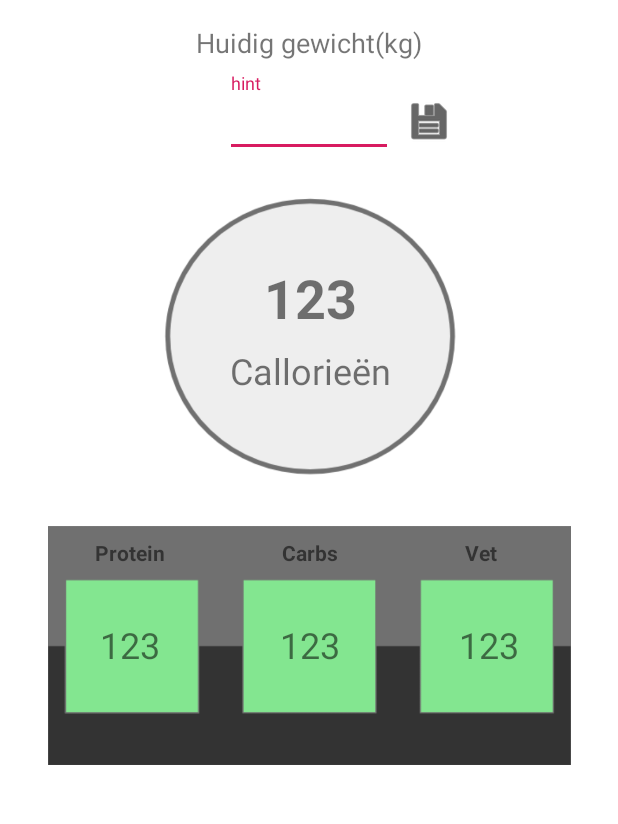
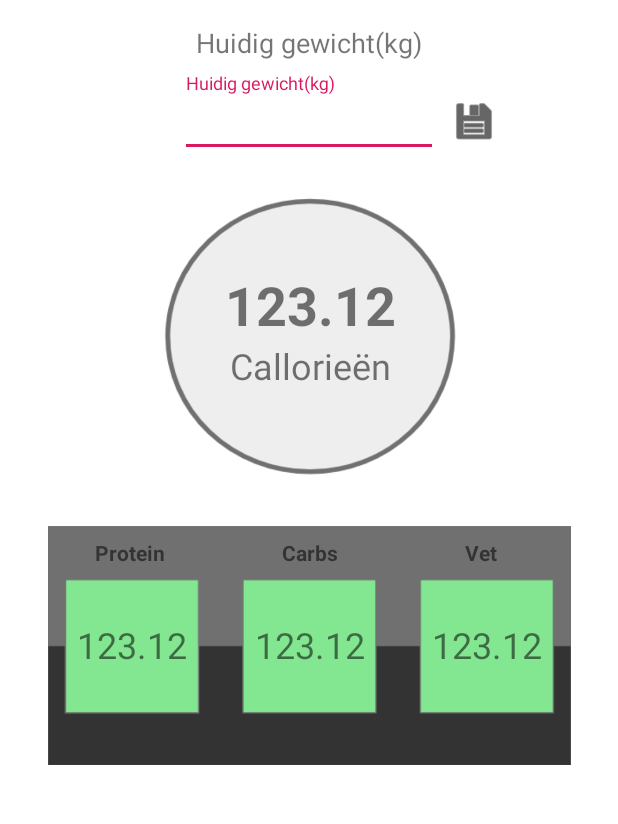
Before and after one commit to michaelfontijn/Android-FinalAssignment, an Android app: the HomeActivity screen opened directly, with no data from a screen before it, on a phone screen of 412 x 824 dp, the part 383-1207 px from its top. Run offline under Robolectric (Android 15) with nearby library versions, the phone set to English and light mode, and no system bars; our stand-ins replace Room's generated code; 10 statements that could not run were skipped.

Commit message:
Calcultions and home activity are done

```diff
--- a/app/src/main/java/com/example/macrobuddy/HomeActivity.kt
+++ b/app/src/main/java/com/example/macrobuddy/HomeActivity.kt
@@ -6,9 +6,12 @@ import android.os.Bundle
 import android.widget.Toast
 import androidx.lifecycle.Observer
 import androidx.lifecycle.ViewModelProviders
+import com.example.macrobuddy.Managers.CalculationManager
+import com.example.macrobuddy.Models.CalculationResult
 import com.example.macrobuddy.Models.UserInformation
 import com.example.macrobuddy.ViewModels.ConfigurationActivityViewModel
 import com.example.macrobuddy.ViewModels.HomeAcitivityViewModel
+import kotlinx.android.synthetic.main.activity_home.*
 
 class HomeActivity : AppCompatActivity() {
 
@@ -17,6 +20,9 @@ class HomeActivity : AppCompatActivity() {
     override fun onCreate(savedInstanceState: Bundle?) {
         super.onCreate(savedInstanceState)
         setContentView(R.layout.activity_home)
+
+        initView()
+        initViewModel()
     }
 
 
@@ -32,7 +38,14 @@ class HomeActivity : AppCompatActivity() {
         viewModel = ViewModelProviders.of(this).get(HomeAcitivityViewModel::class.java)
 
         viewModel.userInformation.observe(this, androidx.lifecycle.Observer { obj ->
-            soms(obj)
+            txtCurrentWeigth.setText(obj.currentWeight.toString())
+
+            //perform the calculation and show the results
+            var calculationResult = CalculationManager.performCalculation(obj)
+            tvCallories.text = calculationResult.calories.toString()
+            tvProtein.text = calculationResult.protein.toString()
+            tvCarbs.text =  calculationResult.carbs.toString()
+            tvVats.text = calculationResult.vats.toString()
         })
 
         //if an error is thrown in the view model show it to the user
--- a/app/src/main/res/layout/activity_home.xml
+++ b/app/src/main/res/layout/activity_home.xml
@@ -28,9 +28,9 @@
         android:id="@+id/textInputLayout2"
         android:layout_width="match_parent"
         android:layout_height="wrap_content"
-        android:layout_marginStart="150dp"
+        android:layout_marginStart="120dp"
         android:layout_marginTop="8dp"
-        android:layout_marginEnd="150dp"
+        android:layout_marginEnd="120dp"
         app:layout_constraintEnd_toEndOf="parent"
         app:layout_constraintStart_toStartOf="parent"
         app:layout_constraintTop_toBottomOf="@+id/textView4">
@@ -39,7 +39,8 @@
             android:id="@+id/txtCurrentWeigth"
             android:layout_width="match_parent"
             android:layout_height="wrap_content"
-            android:hint="hint" />
+            android:hint="@string/current_weight"
+            android:textAlignment="center" />
     </com.google.android.material.textfield.TextInputLayout>
 
     <ImageView
@@ -61,8 +62,8 @@
         android:id="@+id/tvCallories"
         android:layout_width="wrap_content"
         android:layout_height="wrap_content"
-        android:layout_marginTop="45dp"
-        android:text="123"
+        android:layout_marginTop="50dp"
+        android:text="123.12"
         android:textSize="36sp"
         android:textStyle="bold"
         app:layout_constraintEnd_toEndOf="@+id/imageView2"
@@ -73,7 +74,6 @@
         android:id="@+id/textView3"
         android:layout_width="wrap_content"
         android:layout_height="wrap_content"
-        android:layout_marginTop="8dp"
         android:text="@string/callories"
         android:textSize="24sp"
         app:layout_constraintEnd_toEndOf="@+id/imageView2"
@@ -143,9 +143,9 @@
         android:id="@+id/tvProtein"
         android:layout_width="wrap_content"
         android:layout_height="wrap_content"
-        android:layout_marginStart="35dp"
+        android:layout_marginStart="20dp"
         android:layout_marginTop="35dp"
-        android:text="123"
+        android:text="123.12"
         android:textSize="24sp"
         app:layout_constraintStart_toStartOf="@+id/imageView4"
         app:layout_constraintTop_toBottomOf="@+id/textView5" />
@@ -155,7 +155,7 @@
         android:layout_width="wrap_content"
         android:layout_height="wrap_content"
         android:layout_marginTop="35dp"
-        android:text="123"
+        android:text="123.12"
         android:textSize="24sp"
         app:layout_constraintEnd_toEndOf="@+id/imageView4"
         app:layout_constraintStart_toStartOf="@+id/imageView4"
@@ -166,8 +166,8 @@
         android:layout_width="wrap_content"
         android:layout_height="wrap_content"
         android:layout_marginTop="35dp"
-        android:layout_marginEnd="35dp"
-        android:text="123"
+        android:layout_marginEnd="20dp"
+        android:text="123.12"
         android:textSize="24sp"
         app:layout_constraintEnd_toEndOf="@+id/imageView4"
         app:layout_constraintTop_toBottomOf="@+id/textView7" />
```
Also changed, not shown: app/src/main/java/com/example/macrobuddy/Managers/CalculationManager.kt (+113 -6 lines).
